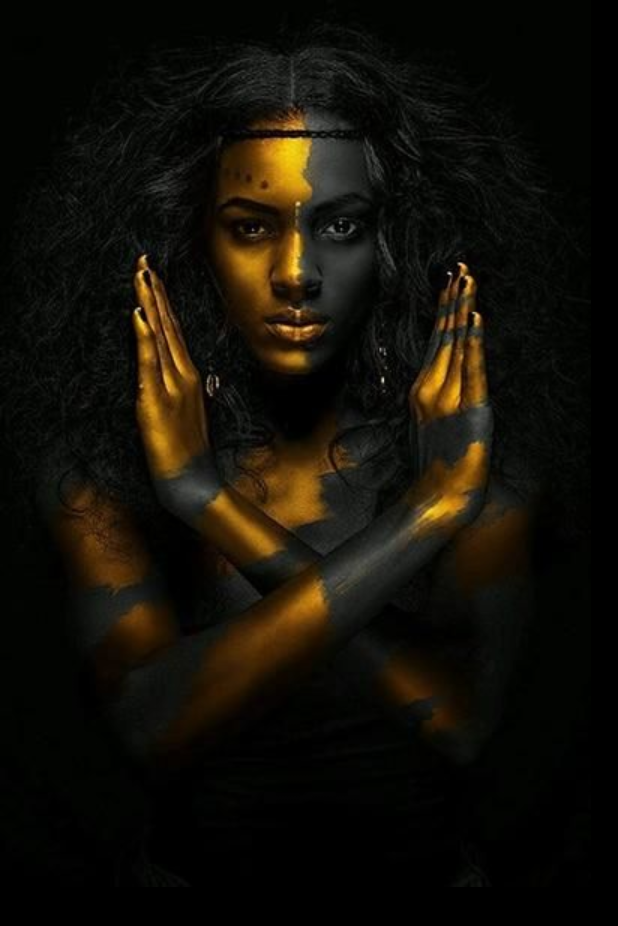
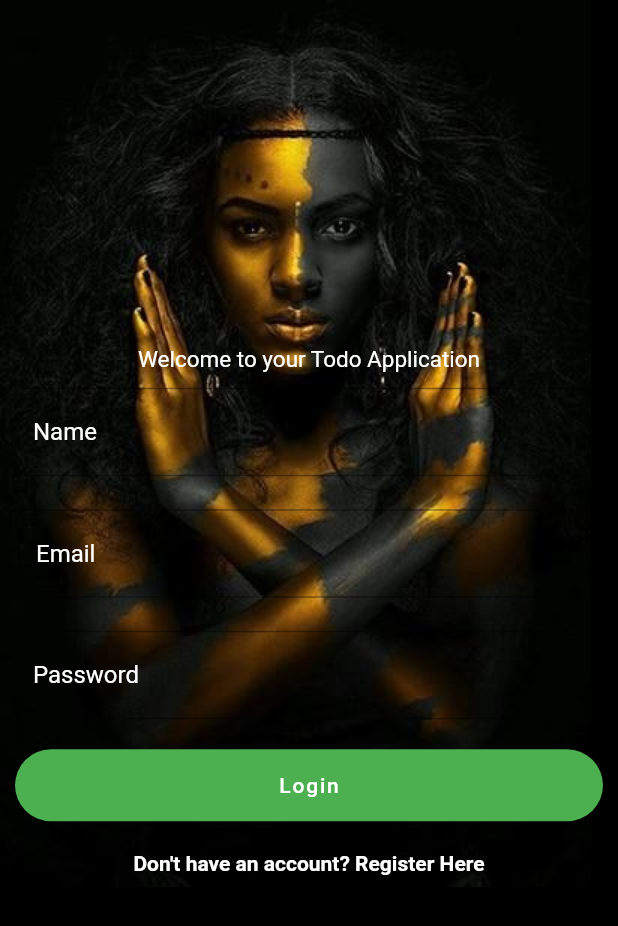
Before and after one commit to JAPHETHNYARANGA/Hokela-Notes-App-Flutter, a Flutter app: the screen it shows after launch, on a phone screen of 412 x 824 dp. Shown: the top 926 px of the screen. Run offline on Flutter 3.47's test engine with Material 2 defaults, Android fonts, the phone set to English and light mode, and no system bars; our stand-ins replace fluttertoast.

Commit message:
finished creating the login page ui

```diff
--- a/lib/main.dart
+++ b/lib/main.dart
@@ -1,5 +1,6 @@
 import 'package:flutter/material.dart';
 import 'package:hokela_app/screens/loginScreen.dart';
+
 
 void main() {
   runApp(const MyApp());
@@ -14,20 +15,15 @@ class MyApp extends StatelessWidget {
     return MaterialApp(
       title: 'Flutter Demo',
       theme: ThemeData(
-        // This is the theme of your application.
-        //
-        // Try running your application with "flutter run". You'll see the
-        // application has a blue toolbar. Then, without quitting the app, try
-        // changing the primarySwatch below to Colors.green and then invoke
-        // "hot reload" (press "r" in the console where you ran "flutter run",
-        // or simply save your changes to "hot reload" in a Flutter IDE).
-        // Notice that the counter didn't reset back to zero; the application
-        // is not restarted.
+
         primarySwatch: Colors.blue,
+
 
       ),
       debugShowCheckedModeBanner: false,
-      home: const LoginScreen(),
+      home: const Scaffold(
+        body: LoginScreen(),
+      ),
     );
   }
 }
--- a/lib/screens/loginScreen.dart
+++ b/lib/screens/loginScreen.dart
@@ -1,5 +1,7 @@
 import 'package:flutter/material.dart';
-
+import 'package:flutter/painting.dart';
+import 'package:fluttertoast/fluttertoast.dart';
+import 'package:hokela_app/screens/registerScreen.dart';
 
 class LoginScreen extends StatefulWidget {
   const LoginScreen({Key? key}) : super(key: key);
@@ -11,15 +13,115 @@ class LoginScreen extends StatefulWidget {
 class _LoginScreenState extends State<LoginScreen> {
   @override
   Widget build(BuildContext context) {
-    return Container(
+    return Center(
+      child: Container(
         height: MediaQuery.of(context).size.height,
         width: MediaQuery.of(context).size.width,
         color: Colors.black,
         child: Stack(
           children: [
-              Image.asset('assets/Images/woman.jpg')
+            Image.asset('assets/Images/woman.jpg'),
+            Center(
+              child: Column(
+                mainAxisAlignment: MainAxisAlignment.center,
+                children: [
+                  const Text(
+                    "Welcome to your Todo Application",
+                    style: TextStyle(
+                      color: Colors.white,
+                      fontSize: 15,
+                      decoration: TextDecoration.none,
+                    ),
+                  ),
+                  const Padding(
+                    padding: EdgeInsets.all(10.0),
+                    child: TextField(
+                      decoration: InputDecoration(
+                        border: OutlineInputBorder(),
+                        hintText: 'Name',
+                        hintStyle: TextStyle(color: Colors.white),
+                        // fillColor: Colors.white,
+                        // filled: true
+                      ),
+                      style: TextStyle(color: Colors.white),
+                    ),
+                  ),
+                  const Padding(
+                    padding: EdgeInsets.all(12.0),
+                    child: TextField(
+                      decoration: InputDecoration(
+                        border: OutlineInputBorder(
+                            borderSide: BorderSide(color: Colors.white)),
+                        hintText: 'Email',
+                        hintStyle: TextStyle(color: Colors.white),
+                        // fillColor: Colors.white,
+                        // filled: true
+                      ),
+                      style: TextStyle(color: Colors.white),
+                    ),
+                  ),
+                  const Padding(
+                    padding: EdgeInsets.all(10.0),
+                    child: TextField(
+                      decoration: InputDecoration(
+                        border: OutlineInputBorder(
+                            borderSide: BorderSide(color: Colors.white)),
+                        hintText: 'Password',
+                        hintStyle: TextStyle(color: Colors.white),
+                        // fillColor: Colors.white,
+                        // filled: true
+                      ),
+                      style: TextStyle(color: Colors.white),
+                    ),
+                  ),
+                  const Padding(
+                    padding: EdgeInsets.all(10.0),
+                    child: SizedBox(
+                      width: double.infinity,
+                      child: FloatingActionButton.extended(
+                        label: Text('Login'), // <-- Text
+                        backgroundColor: Colors.green,
+                        onPressed: _onLoginPressed,
+                      ),
+                    ),
+                  ),
+                  Padding(
+                    padding: EdgeInsets.all(10.0),
+                    child: Center(
+                      child: GestureDetector(
+                        onTap: () {
+                          Navigator.push(
+                              context,
+                              MaterialPageRoute(
+                                  builder: (context) =>
+                                      const RegisterScreen()));
+                        },
+                        child: const Text(
+                          "Don't have an account? Register Here",
+                          style: TextStyle(
+                              color: Colors.white, fontWeight: FontWeight.bold),
+                        ),
+                      ),
+                    ),
+                  ),
                 ],
+              ),
+            ),
+          ],
+        ),
       ),
     );
   }
 }
+
+void _onLoginPressed() {
+  // do something when the button is pressed
+  Fluttertoast.showToast(
+      msg: "Login successful",
+      toastLength: Toast.LENGTH_SHORT,
+      gravity: ToastGravity.CENTER,
+      // timeInSecForIosWeb: 1,
+      backgroundColor: Colors.green,
+      textColor: Colors.white,
+      fontSize: 16.0);
+}
--- a/pubspec.yaml
+++ b/pubspec.yaml
@@ -45,6 +45,7 @@ dev_dependencies:
   # package. See that file for information about deactivating specific lint
   # rules and activating additional ones.
   flutter_lints: ^1.0.0
+  fluttertoast: ^8.2.1
 
 # For information on the generic Dart part of this file, see the
 # following page: https://dart.dev/tools/pub/pubspec
```
Also changed, not shown: pubspec.lock. Lines whose indentation alone changed are shown as unchanged.
